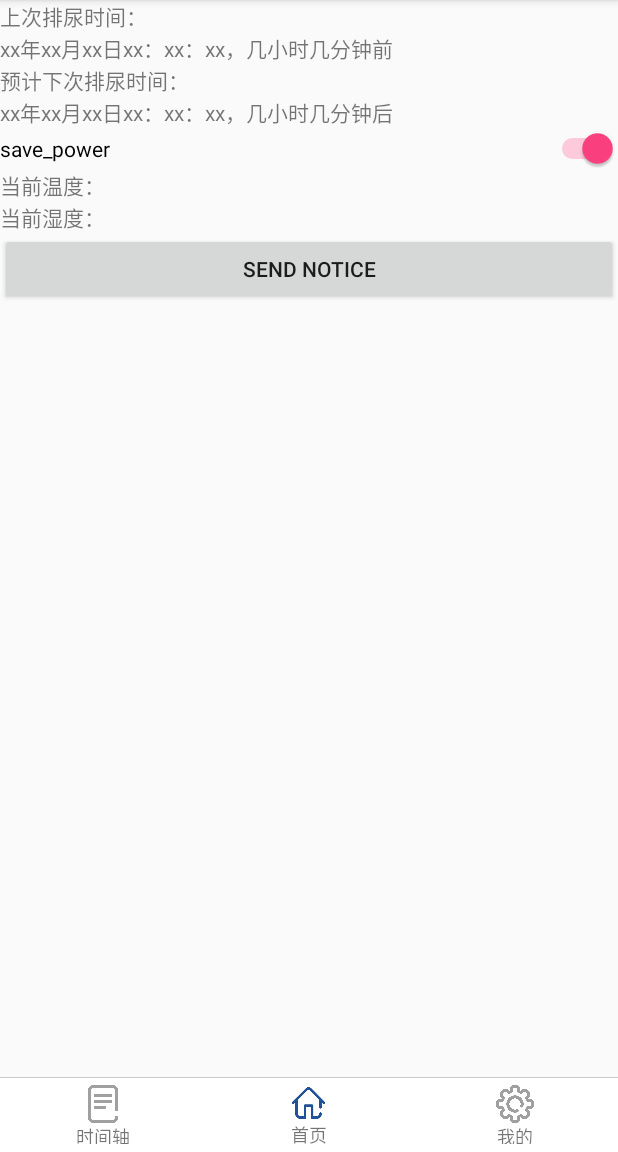
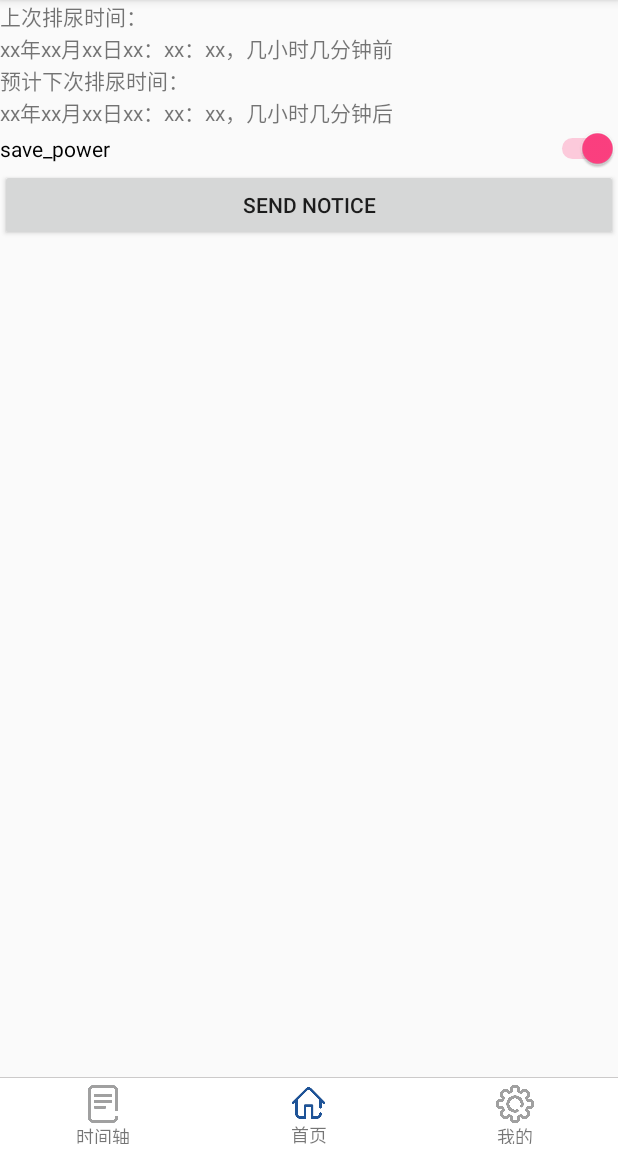
Before and after one commit to YuQiao0303/SmartDiaper, an Android app: the HomeFragment screen opened directly, with no data from a screen before it, after a tap on "save_power", on a phone screen of 412 x 824 dp, the part 84-1236 px from its top. Run offline under Robolectric (Android 15) with nearby library versions, the phone set to English and light mode, and no system bars; pictures from the network do not load; 1 statement that could not run was skipped.

Commit message:
fix home fragment and mode

```diff
--- a/app/src/main/java/com/example/admin/smartdiaper/activity/HomeFragment.java
+++ b/app/src/main/java/com/example/admin/smartdiaper/activity/HomeFragment.java
@@ -15,6 +15,7 @@ import android.widget.Button;
 import android.widget.Switch;
 import android.widget.TextView;
 
+import com.example.admin.smartdiaper.MainActivity;
 import com.example.admin.smartdiaper.MyApplication;
 import com.example.admin.smartdiaper.R;
 import com.example.admin.smartdiaper.constant.Constant;
@@ -60,6 +61,20 @@ public class HomeFragment extends Fragment{
         SharedPreferences preferences = PreferenceManager.getDefaultSharedPreferences(MyApplication.getContext());
         savePower.setChecked(preferences.getBoolean("save_power",false));
         Log.d(TAG, "onCreateView: save_Power from preference+" + preferences.getBoolean("save_power",false));
+        if(!savePower.isChecked())
+        {
+            //显示当前温湿度
+            currentHumidity.setVisibility(View.VISIBLE);
+            currentTemperature.setVisibility(View.VISIBLE);
+        }
+        else
+        {
+            //不显示当前温湿度
+            currentHumidity.setVisibility(View.GONE);
+            currentTemperature.setVisibility(View.GONE);
+        }
+
+
         savePower.setOnClickListener(new View.OnClickListener(){
             @Override
             public void onClick(View v){
@@ -68,12 +83,23 @@ public class HomeFragment extends Fragment{
                 if(savePower.isChecked())
                 {
                     editor.putBoolean("save_power",true);
+                    //不显示当前温湿度
+                    currentHumidity.setVisibility(View.GONE);
+                    currentTemperature.setVisibility(View.GONE);
                 }
                 else{
                     editor.putBoolean("save_power",false);
+                    //显示当前温湿度
+                    currentHumidity.setVisibility(View.VISIBLE);
+                    currentTemperature.setVisibility(View.VISIBLE);
+
                 }
                 editor.commit();
                 Log.d(TAG, "onClick: save_power from home " + savePower.isChecked());
+                //发消息让MainActivity 调用BleService的方法来设置硬件模式
+                Message msg = new Message();
+                msg.what = Constant.MSG_SET_MODE;
+                MainActivity.handler.sendMessage(msg);
             }
         });
         return view;
--- a/app/src/main/java/com/example/admin/smartdiaper/activity/SetupFragment.java
+++ b/app/src/main/java/com/example/admin/smartdiaper/activity/SetupFragment.java
@@ -101,8 +101,6 @@ public class SetupFragment extends PreferenceFragmentCompat implements SharedPre
             Message msg = new Message();
             msg.what = Constant.MSG_SET_MODE;
             MainActivity.handler.sendMessage(msg);
-
-
         }
 
     }
```
Also changed, not shown: app/src/main/java/com/example/admin/smartdiaper/ble/BleService.java (+6 -5 lines).
